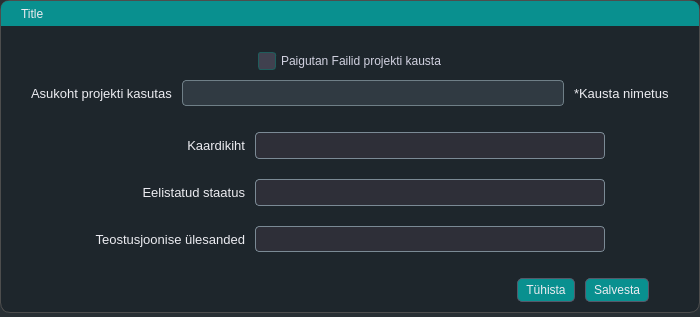
Old version of the form mailabl-qgis/config/confWidgets/Teostusjoonised.ui in the repository TuloliKalver/mailabl-qgis.
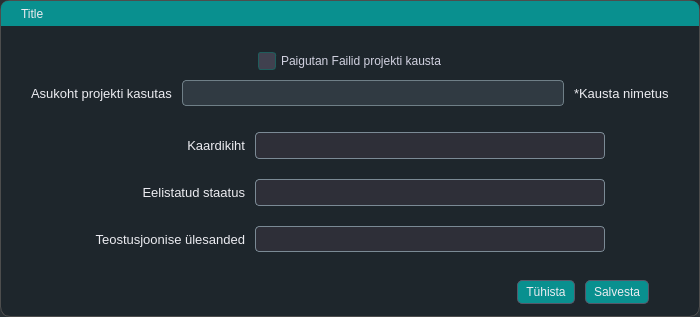
New version of the form. Icons and pictures are not drawn. Custom widgets are drawn as their Qt base class.

What changed in the file:
```diff
--- a/mailabl-qgis/config/confWidgets/Teostusjoonised.ui
+++ b/mailabl-qgis/config/confWidgets/Teostusjoonised.ui
@@ -942,35 +942,15 @@
      </layout>
     </widget>
    </item>
-   <item>
-    <widget class="QFrame" name="frame">
-     <property name="frameShape">
-      <enum>QFrame::StyledPanel</enum>
-     </property>
-     <property name="frameShadow">
-      <enum>QFrame::Raised</enum>
-     </property>
-     <layout class="QVBoxLayout" name="verticalLayout_5">
-      <property name="spacing">
-       <number>0</number>
-      </property>
-      <property name="leftMargin">
-       <number>0</number>
-      </property>
-      <property name="topMargin">
-       <number>0</number>
-      </property>
-      <property name="rightMargin">
-       <number>0</number>
-      </property>
-      <property name="bottomMargin">
-       <number>0</number>
-      </property>
-     </layout>
-    </widget>
-   </item>
   </layout>
  </widget>
+ <customwidgets>
+  <customwidget>
+   <class>QgsCheckableComboBox</class>
+   <extends>QComboBox</extends>
+   <header>qgscheckablecombobox.h</header>
+  </customwidget>
+ </customwidgets>
  <resources/>
  <connections/>
 </ui>
```
Left out of the diff: 8 changed lines with no effect on the pictures.
